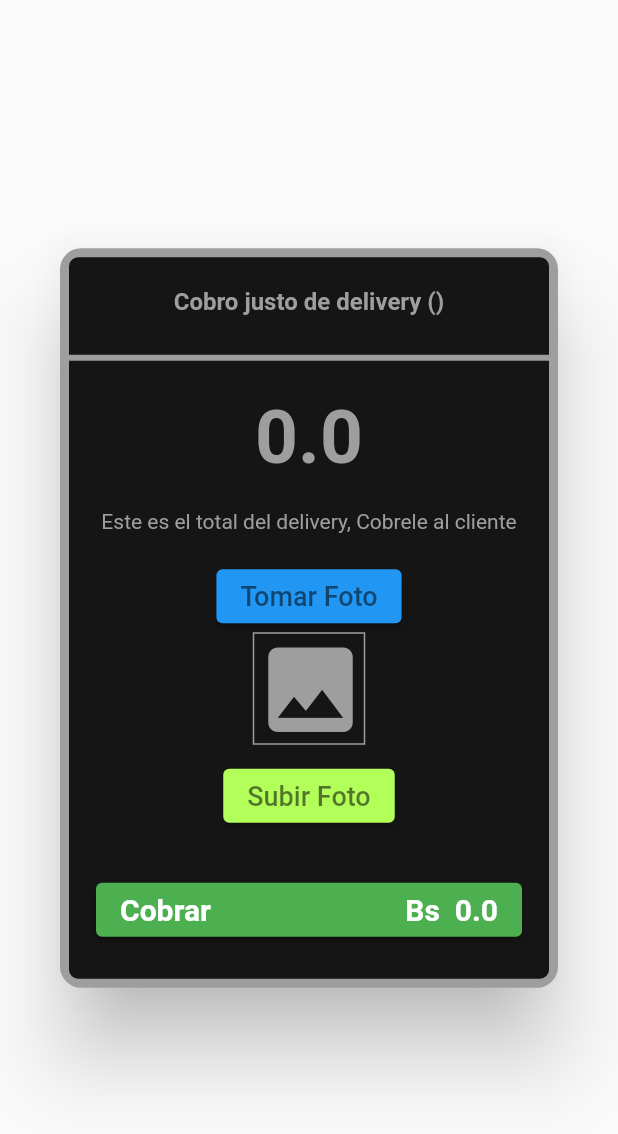
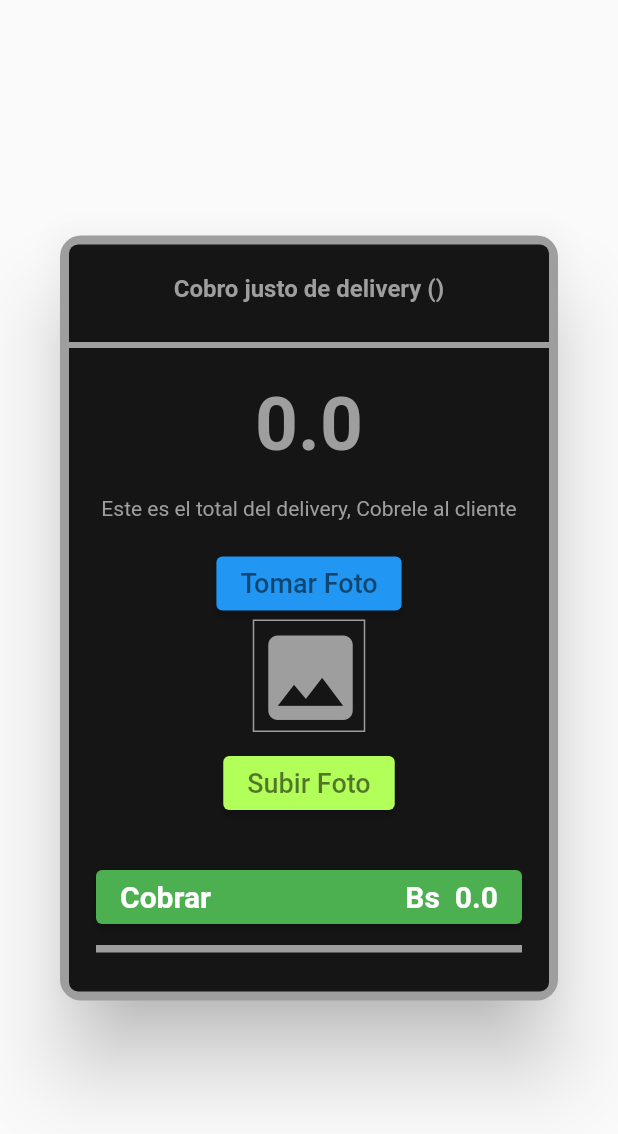
Before and after one commit to mauriciojrmv/driversapp, a Flutter app: the FareAmountCollectionDialog widget shown alone on an empty page, opened directly with empty values, after a tap on "Cobrar", on a phone screen of 412 x 824 dp. Shown: the top 1134 px of the screen. Run offline on Flutter 3.47's test engine with Material 2 defaults, Android fonts, the phone set to English and light mode, and no system bars; our stand-ins replace assets_audio_player, firebase_auth, firebase_core, firebase_database, firebase_messaging, firebase_storage and 5 more; missing offline and left inert: flutter_geofire, flutter_polyline_points; accounts and stored records are empty; network calls fail.

Commit message:
proyecto terminado v1.5

```diff
--- a/lib/widgets/fare_amount_collection_dialog.dart
+++ b/lib/widgets/fare_amount_collection_dialog.dart
@@ -47,7 +47,7 @@ class _FareAmountCollectionDialogState extends State<FareAmountCollectionDialog>
   void confirmPhoto(BuildContext context) {
     FirebaseDatabase.instance
         .ref()
-        .child("All Ride Requests")
+        .child("drivers")
         .child(currentFirebaseUser!.uid)
         .child("photoMatch")
         .once()
@@ -58,7 +58,9 @@ class _FareAmountCollectionDialogState extends State<FareAmountCollectionDialog>
         Fluttertoast.showToast(msg: "Aun no esta confirmada la foto");
       } else {
         Fluttertoast.showToast(msg: "Se confirmo la foto");
-        Future.delayed(const Duration(milliseconds: 5000), () {
+        print(photoMatch);
+        Future.delayed(const Duration(milliseconds: 5000), ()
+        {
           SystemNavigator.pop();
         });
       }
@@ -167,14 +169,16 @@ class _FareAmountCollectionDialogState extends State<FareAmountCollectionDialog>
             ),
 
             const SizedBox(height: 10,),
+
             Padding(
               padding: const EdgeInsets.all(18.0),
-              child: ElevatedButton(
+              child: Column(
+                children: [
+                  ElevatedButton(
                     style: ElevatedButton.styleFrom(
                       primary: Colors.green,
                     ),
-                onPressed: ()
-                {
+                    onPressed: () {
                       confirmPhoto(context);
                     },
                     child: Row(
@@ -199,8 +203,22 @@ class _FareAmountCollectionDialogState extends State<FareAmountCollectionDialog>
                       ],
                     ),
                   ),
+                  GestureDetector(
+                    onTap: () {
+                      Fluttertoast.showToast(msg: "Aun no esta confirmada la foto");
+                    },
+                    child: Container(
+                      width: double.infinity,
+                      height: 5,
+                      color: Colors.grey,
+                      margin: const EdgeInsets.symmetric(vertical: 8.0),
                     ),
-            const SizedBox(height: 4,),
+                  ),
+                ],
+              ),
+            ),
+
+
           ],
         ),
       ),
```
Lines whose indentation alone changed are shown as unchanged.
